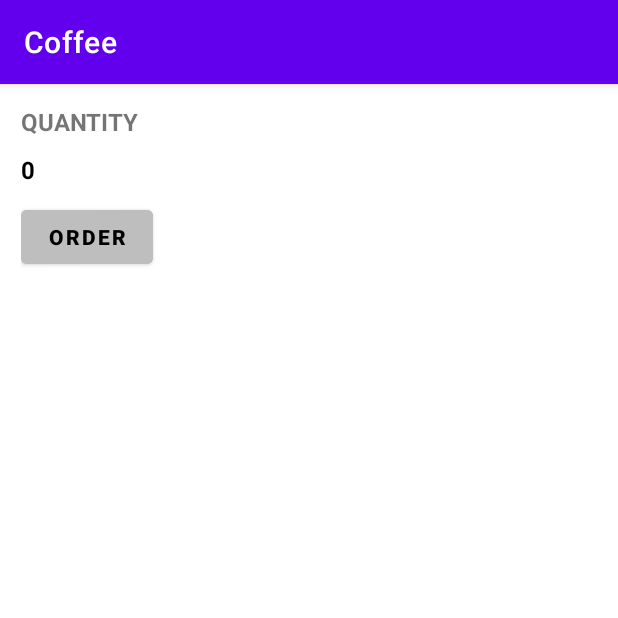
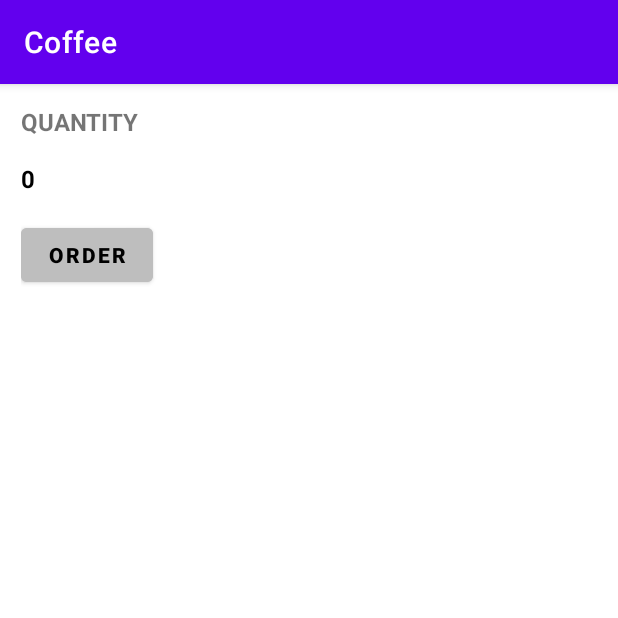
Before and after one commit to MFALLAM/CoffeeApp, an Android app: the screen it shows after launch (MainActivity), on a phone screen of 412 x 824 dp, the top half of it. Run offline under Robolectric (Android 15) with nearby library versions, the phone set to English and light mode, and no system bars.

Commit message:
Built Layout - Added correct margin to the views

```diff
--- a/app/src/main/res/layout/activity_main.xml
+++ b/app/src/main/res/layout/activity_main.xml
@@ -11,7 +11,7 @@
         android:id="@+id/text_qty"
         android:layout_width="match_parent"
         android:layout_height="wrap_content"
-        android:layout_marginBottom="10dp"
+        android:layout_marginBottom="16dp"
         android:text="QUANTITY"
         android:textSize="16dp"
         android:textStyle="bold" />
@@ -21,7 +21,7 @@
         android:layout_width="wrap_content"
         android:layout_height="wrap_content"
         android:layout_alignTop="@id/text_qty"
-        android:layout_marginBottom="10dp"
+        android:layout_marginBottom="16dp"
         android:text="0"
         android:textColor="@color/black"
         android:textSize="16dp"
@@ -31,7 +31,7 @@
         android:id="@+id/btn_order"
         android:layout_width="wrap_content"
         android:layout_height="wrap_content"
-        android:layout_marginBottom="10dp"
+        android:layout_marginBottom="16dp"
         android:backgroundTint="#BEBEBE"
         android:textColor="@color/black"
         android:textStyle="bold"
```
